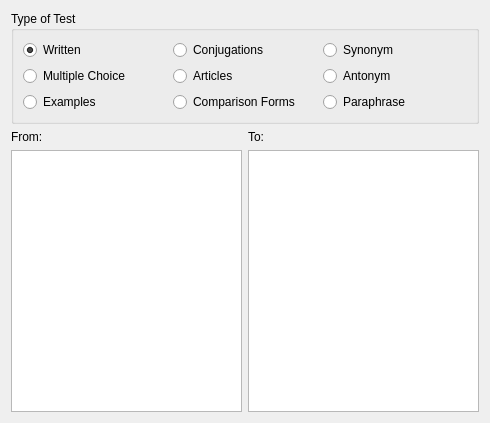
First picture: the form in src/practice/startpracticewidget.ui, repository KDE/parley, before the edit.
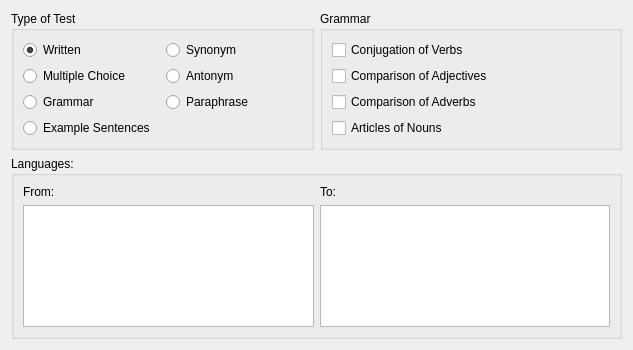
Second picture: the form after the edit.

Commit message: Make the grammar practice selection much better. In the config dialog one can check the grammar tests to use now. This also allows for adverb (mixed with adjective or alone) tests. Give the doc default grammar when using the wizard. Rewrite the type for test selection funtion as checkType. Deprecate a function that probably doesn't work, esp if multiple word types are allowed to share a special type. BUG: 106451

The edit to the form file:
```diff
--- a/src/practice/startpracticewidget.ui
+++ b/src/practice/startpracticewidget.ui
@@ -5,16 +5,16 @@
    <rect>
     <x>0</x>
     <y>0</y>
-    <width>490</width>
-    <height>423</height>
+    <width>633</width>
+    <height>350</height>
    </rect>
   </property>
   <property name="windowTitle" >
    <string>Form</string>
   </property>
-  <layout class="QVBoxLayout" >
-   <item>
-    <widget class="QGroupBox" name="groupBox" >
+  <layout class="QGridLayout" >
+   <item row="0" column="0" >
+    <widget class="QGroupBox" name="testTypeGroupBox" >
      <property name="title" >
       <string>Type of Test</string>
      </property>
@@ -30,14 +30,7 @@
        </widget>
       </item>
       <item row="0" column="1" >
-       <widget class="QRadioButton" name="ConjugationsRadio" >
-        <property name="text" >
-         <string>Conjugations</string>
-        </property>
-       </widget>
-      </item>
-      <item row="0" column="2" >
-       <widget class="QRadioButton" name="SynonymsRadio" >
+       <widget class="QRadioButton" name="SynonymRadio" >
         <property name="text" >
          <string>Synonym</string>
         </property>
@@ -51,43 +44,79 @@
        </widget>
       </item>
       <item row="1" column="1" >
-       <widget class="QRadioButton" name="ArticlesRadio" >
-        <property name="text" >
-         <string>Articles</string>
-        </property>
-       </widget>
-      </item>
-      <item row="1" column="2" >
-       <widget class="QRadioButton" name="AntonymsRadio" >
+       <widget class="QRadioButton" name="AntonymRadio" >
         <property name="text" >
          <string>Antonym</string>
         </property>
        </widget>
       </item>
+      <item row="2" column="0" >
+       <widget class="QRadioButton" name="GrammarRadio" >
+        <property name="text" >
+         <string>Grammar</string>
+        </property>
+       </widget>
+      </item>
       <item row="2" column="1" >
-       <widget class="QRadioButton" name="ComparisonsRadio" >
-        <property name="text" >
-         <string>Comparison Forms</string>
-        </property>
-       </widget>
-      </item>
-      <item row="2" column="2" >
        <widget class="QRadioButton" name="ParaphraseRadio" >
         <property name="text" >
          <string>Paraphrase</string>
         </property>
        </widget>
       </item>
-      <item row="2" column="0" >
-       <widget class="QRadioButton" name="ExamplesRadio" >
+      <item row="3" column="0" colspan="2" >
+       <widget class="QRadioButton" name="ExampleRadio" >
         <property name="text" >
-         <string>Examples</string>
+         <string>Example Sentences</string>
         </property>
        </widget>
       </item>
      </layout>
     </widget>
    </item>
+   <item row="0" column="1" >
+    <widget class="QGroupBox" name="GrammarGroupBox" >
+     <property name="title" >
+      <string>Grammar</string>
+     </property>
+     <layout class="QVBoxLayout" >
+      <item>
+       <widget class="QCheckBox" name="ConjugationCheckBox" >
+        <property name="text" >
+         <string>Conjugation of Verbs</string>
+        </property>
+       </widget>
+      </item>
+      <item>
+       <widget class="QCheckBox" name="ComparisonAdjectiveCheckBox" >
+        <property name="text" >
+         <string>Comparison of Adjectives</string>
+        </property>
+       </widget>
+      </item>
+      <item>
+       <widget class="QCheckBox" name="ComparisonAdverbCheckBox" >
+        <property name="text" >
+         <string>Comparison of Adverbs</string>
+        </property>
+       </widget>
+      </item>
+      <item>
+       <widget class="QCheckBox" name="ArticleCheckBox" >
+        <property name="text" >
+         <string>Articles of Nouns</string>
+        </property>
+       </widget>
+      </item>
+     </layout>
+    </widget>
+   </item>
+   <item row="1" column="0" colspan="2" >
+    <widget class="QGroupBox" name="languageGroupBox" >
+     <property name="title" >
+      <string>Languages:</string>
+     </property>
+     <layout class="QVBoxLayout" >
    <item>
     <layout class="QGridLayout" >
      <item row="0" column="0" >
@@ -111,6 +140,9 @@
       <widget class="QListWidget" name="LanguageToList" />
      </item>
     </layout>
+      </item>
+     </layout>
+    </widget>
    </item>
   </layout>
  </widget>
```
Lines whose indentation alone changed are shown as unchanged. The commit also changes 8 other files.
